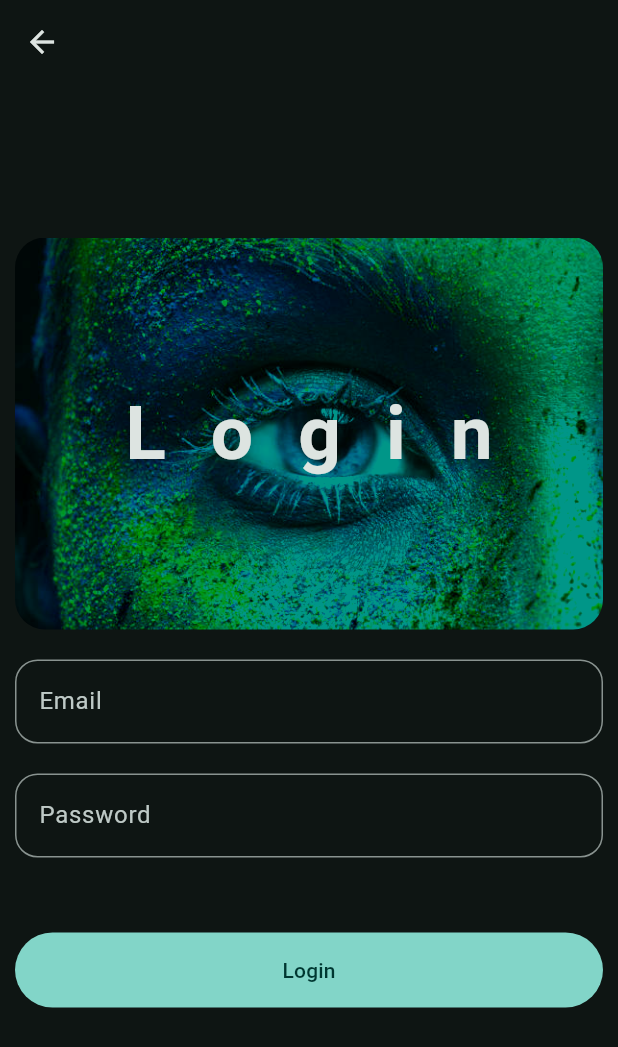
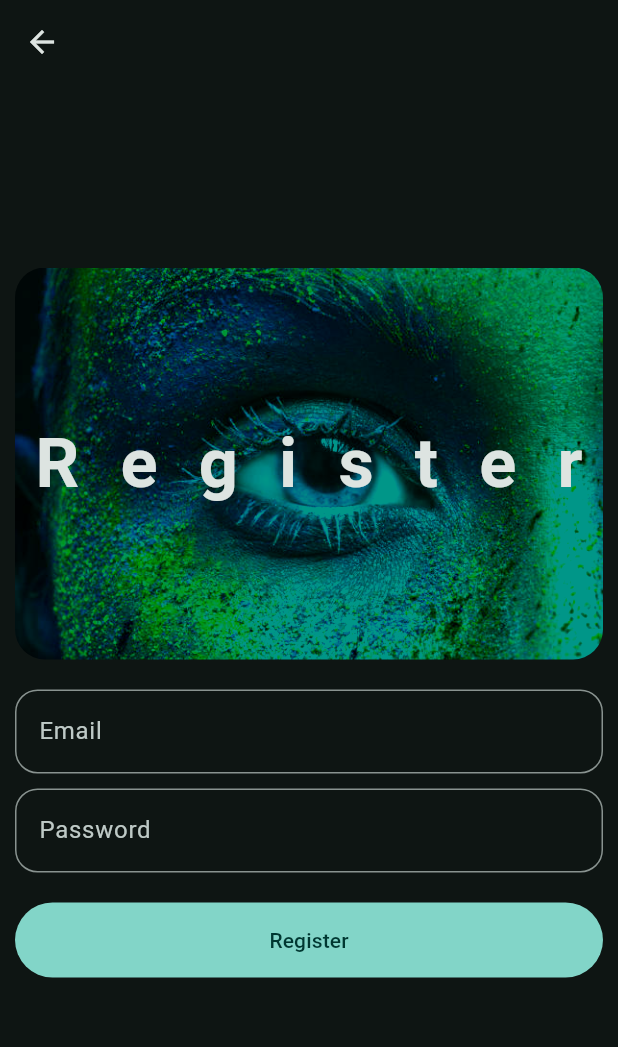
Before and after one commit to Favour-Pere/flutt_app, a Flutter app: the screen it shows after launch, after a tap on "Get Started", on a phone screen of 412 x 824 dp. Shown: the top 1047 px of the screen. Run offline on Flutter 3.47's test engine with Material 3 defaults, Android fonts, the phone set to English and light mode, and no system bars; our stand-ins replace lottie.

Commit message:
Refactor LoginPage to accept title parameter; update WelcomePage to pass appropriate titles for navigation; enhance button text for clarity

```diff
--- a/lib/views/pages/login_page.dart
+++ b/lib/views/pages/login_page.dart
@@ -3,8 +3,9 @@ import 'package:flutt_app/widgets/hero_widget.dart';
 import 'package:flutter/material.dart';
 
 class LoginPage extends StatefulWidget {
-  const LoginPage({super.key});
+  const LoginPage({super.key, required this.title});
 
+  final String title;
   @override
   State<LoginPage> createState() => _LoginPageState();
 }
@@ -32,7 +33,7 @@ class _LoginPageState extends State<LoginPage> {
             padding: const EdgeInsets.all(10.0),
             child: Column(
               children: [
-                HeroWidget(title: 'Login'),
+                HeroWidget(title: widget.title),
                 SizedBox(height: 20),
                 TextField(
                   controller: controllerEmail,
@@ -47,7 +48,7 @@ class _LoginPageState extends State<LoginPage> {
                     setState(() {});
                   },
                 ),
-                SizedBox(height: 20),
+                SizedBox(height: 10),
 
                 TextField(
                   controller: controllerPassword,
@@ -64,7 +65,7 @@ class _LoginPageState extends State<LoginPage> {
                     setState(() {});
                   },
                 ),
-                SizedBox(height: 50),
+                SizedBox(height: 20),
                 FilledButton(
                   onPressed: () {
                     onLoginPressed();
@@ -73,7 +74,7 @@ class _LoginPageState extends State<LoginPage> {
                   style: FilledButton.styleFrom(
                     minimumSize: Size(double.infinity, 50.0),
                   ),
-                  child: Text('Login'),
+                  child: Text(widget.title),
                 ),
                 SizedBox(height: 50),
               ],
--- a/lib/views/pages/welcome_page.dart
+++ b/lib/views/pages/welcome_page.dart
@@ -34,7 +34,7 @@ class WelcomePage extends StatelessWidget {
                       context,
                       MaterialPageRoute(
                         builder: (context) {
-                          return LoginPage();
+                          return LoginPage(title: "Register");
                         },
                       ),
                     );
@@ -52,7 +52,7 @@ class WelcomePage extends StatelessWidget {
                       context,
                       MaterialPageRoute(
                         builder: (context) {
-                          return LoginPage();
+                          return LoginPage(title: "Login");
                         },
                       ),
                     );
@@ -61,7 +61,7 @@ class WelcomePage extends StatelessWidget {
                   style: TextButton.styleFrom(
                     minimumSize: Size(double.infinity, 50.0),
                   ),
-                  child: Text('Register'),
+                  child: Text("Login"),
                 ),
               ],
             ),
```
